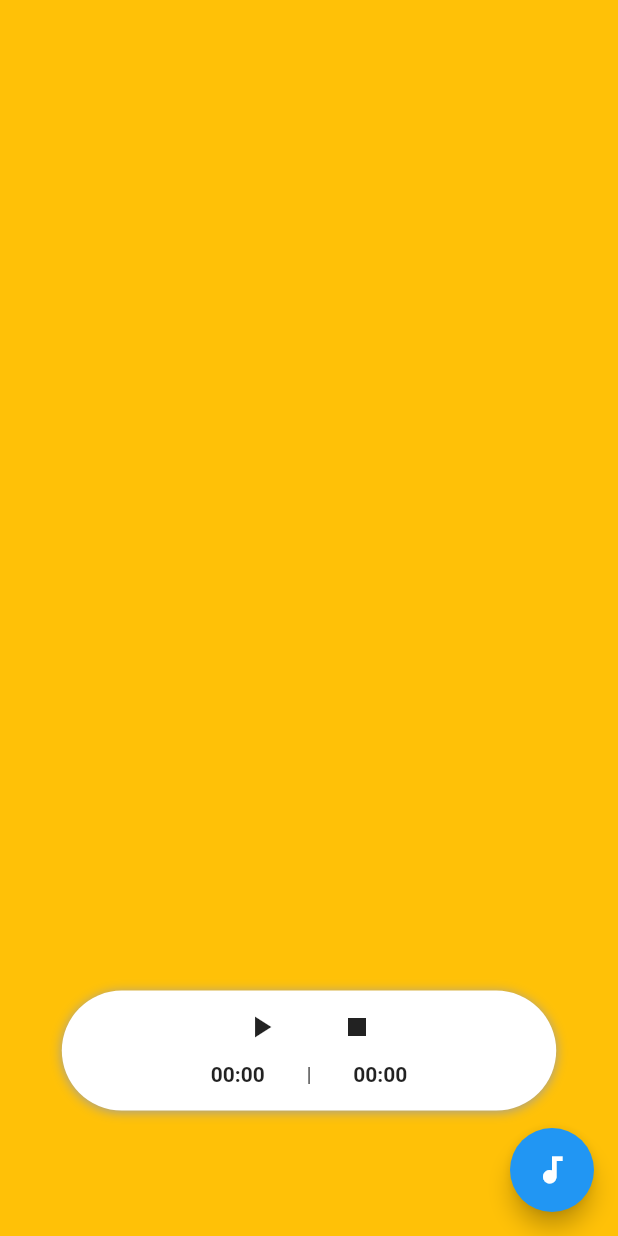
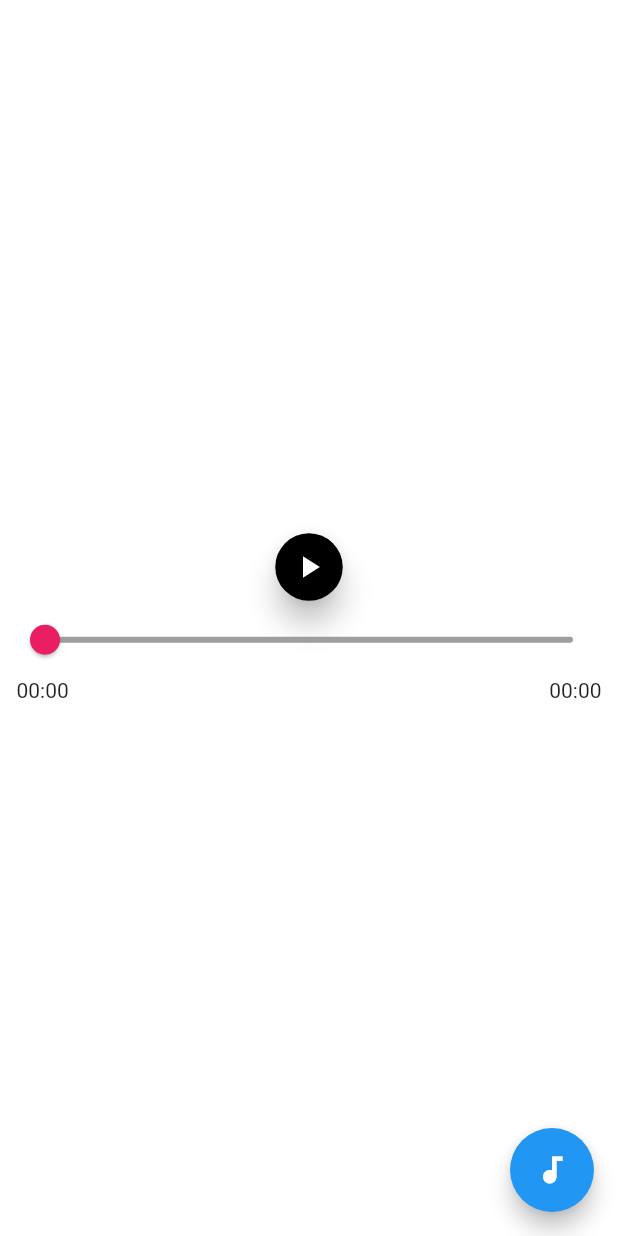
Before and after one commit to DSmnjuntak/audioPlayer, a Flutter app: the screen it shows after launch, on a phone screen of 412 x 824 dp. Run offline on Flutter 3.47's test engine with Material 2 defaults, Android fonts, the phone set to English and light mode, and no system bars; our stand-ins replace audioplayers, file_picker.

```diff
--- a/lib/main.dart
+++ b/lib/main.dart
@@ -1,6 +1,9 @@
+import 'package:audioplayers/audio_cache.dart';
 import 'package:audioplayers/audioplayers.dart';
 import 'package:file_picker/file_picker.dart';
 import 'package:flutter/material.dart';
+
+typedef void OnError(Exception exception);
 
 void main() => runApp(MyApp());
 
@@ -9,10 +12,6 @@ class MyApp extends StatelessWidget {
   Widget build(BuildContext context) {
     return MaterialApp(
       debugShowCheckedModeBanner: false,
-      title: 'Flutter Music Demo',
-      theme: ThemeData(
-        primarySwatch: Colors.blue,
-      ),
       home: HomePage(),
     );
   }
@@ -24,58 +23,125 @@ class HomePage extends StatefulWidget {
 }
 
 class _HomePageState extends State<HomePage> {
-  AudioPlayer _audioPlayer = AudioPlayer();
+  String _duration = "00:00";
+  String _position = "00:00";
+  Duration currentTime = Duration();
+  Duration completeTime = Duration();
+  AudioPlayer _audioPlayer;
+  AudioCache _audioCache;
+  int status = 0;
   bool isPlaying = false;
-  String currentTime = "00:00";
-  String completeTime = "00:00";
 
   @override
   void initState() {
     super.initState();
+    initPlayer();
+  }
+
+  void initPlayer() {
+    _audioPlayer = AudioPlayer();
+    _audioCache = AudioCache(fixedPlayer: _audioPlayer);
 
     _audioPlayer.onAudioPositionChanged.listen((Duration duration) {
       setState(() {
-        currentTime = duration.toString().split(".")[0];
+        _position = duration.toString().split(".")[0];
         });
     });
 
     _audioPlayer.onDurationChanged.listen((Duration duration) {
       setState(() {
-        completeTime = duration.toString().split(".")[0];
+        _duration = duration.toString().split(".")[0];
       });
+    });
+
+    _audioPlayer.durationHandler = (d) => setState(() {
+          completeTime = d;
+        });
+
+    _audioPlayer.positionHandler = (p) => setState(() {
+          currentTime = p;
         });
   }
 
-  @override
-  Widget build(BuildContext context) {
-    return Scaffold(
-      backgroundColor: Colors.amber,
-      body: Center(
+  Widget _tab(List<Widget> children) {
+    return Column(
+      mainAxisAlignment: MainAxisAlignment.center,
+      children: <Widget>[
+        Container(
+          padding: EdgeInsets.all(5.0),
+          child: Column(
+            children: children
+                .map((w) => Container(
+                      child: w,
+                      padding: EdgeInsets.all(1.0),
+                    ))
+                .toList(),
+          ),
+        )
+      ],
+    );
+  }
+
+  Widget _btn(IconData iconData, VoidCallback onPressed) {
+    return ButtonTheme(
       child: Container(
-          width: MediaQuery.of(context).size.width * 0.8,
-          height: 80,
-          margin:
-              EdgeInsets.only(top: MediaQuery.of(context).size.height * 0.7),
-          decoration: BoxDecoration(
-            color: Colors.white,
-            borderRadius: BorderRadius.circular(50),
-            boxShadow: [
-              BoxShadow(
-                color: Colors.grey,
-                offset: Offset(0.0, 1.0), //(x,y)
-                blurRadius: 6.0,
+        width: 45,
+        height: 45,
+        child: RaisedButton(
+          padding: EdgeInsets.all(8),
+          elevation: 8,
+            shape:
+                RoundedRectangleBorder(borderRadius: BorderRadius.circular(25)),
+            child: Icon(iconData),
+            color: Colors.black,
+            textColor: Colors.white,
+            onPressed: onPressed,
+            onLongPress: () {
+              _audioPlayer.stop();
+            },
             ),
+      ),
+    );
+  }
+
+  // Widget onLongPressed(){
+  //     _btn(Icons.stop, () {
+  //       _audioPlayer.stop();
+  //     }),
+  // }
+
+  Widget slider() {
+    return Slider(
+      activeColor: Colors.pink,
+      inactiveColor: Colors.grey,
+      value: currentTime.inSeconds.toDouble(),
+      min: 0.0,
+      max: completeTime.inSeconds.toDouble(),
+      onChanged: (double value) {
+        setState(() {
+          seekToSecond(value.toInt());
+          value = value;
+        });
+      },
+    );
+  }
+
+  Widget timeDuration() {
+    return Padding(
+      padding: EdgeInsets.symmetric(horizontal: 5),
+      child: Row(
+        mainAxisAlignment: MainAxisAlignment.spaceBetween,
+        children: <Widget>[
+          Text("$_position"),
+          Text("$_duration"),
         ],
       ),
-          child: Column(
-            children: <Widget>[
-              Row(
-                mainAxisAlignment: MainAxisAlignment.center,
-                mainAxisSize: MainAxisSize.max,
-                children: <Widget>[
-                  IconButton(
-                    icon: Icon(isPlaying ? Icons.pause : Icons.play_arrow),
-                    onPressed: () {
+    );
+  }
+
+  Widget localAudio() {
+    return _tab([
+      _btn(isPlaying ? Icons.pause : Icons.play_arrow, () {
         if (isPlaying) {
           _audioPlayer.pause();
           setState(() {
@@ -87,46 +153,36 @@ class _HomePageState extends State<HomePage> {
             isPlaying = true;
           });
         }
-                    },
-                  ),
-                  SizedBox(
-                    width: 16,
-                  ),
-                  IconButton(
-                    icon: Icon(Icons.stop),
-                    onPressed: () {
-                      _audioPlayer.stop();
-                      setState(() {
-                        isPlaying = false;
-                      });
-                    },
-                  ),
-                ],
-              ),
-              Row(
-                mainAxisAlignment: MainAxisAlignment.center,
-                mainAxisSize: MainAxisSize.max,
-                children: <Widget>[
-                  Text(
-                    currentTime,
-                    style: TextStyle(fontWeight: FontWeight.w700),
-                  ),
-                  Text("        |        "),
-                  Text(
-                    completeTime,
-                    style: TextStyle(fontWeight: FontWeight.w700),
-                  )
-                ],
-              )
-            ],
-          ),
-        ),
-      ),
+      }),
+      // _btn(Icons.play_arrow, () {
+      //   _audioCache.play('audios/LiSA_-_Gurenge.mp3');
+      // }),
+      slider(),
+      timeDuration(),
+    ]);
+  }
+
+  void seekToSecond(int second) {
+    Duration newDuration = Duration(seconds: second);
+    _audioPlayer.seek(newDuration);
+  }
+
+  @override
+  Widget build(BuildContext context) {
+    return DefaultTabController(
+      length: 1,
+      child: Scaffold(
+        backgroundColor: Colors.white,
+        body: TabBarView(children: <Widget>[
+          localAudio(),
+        ]),
         floatingActionButton: FloatingActionButton(
           child: Icon(Icons.audiotrack),
           onPressed: () async {
-          String filePath = await FilePicker.getFilePath();
-          int status = await _audioPlayer.play(filePath, isLocal: true);
+            String filepath = await FilePicker.getFilePath();
+
+            status = await _audioPlayer.play(filepath, isLocal: true);
+
             if (status == 1) {
               setState(() {
                 isPlaying = true;
@@ -134,6 +190,7 @@ class _HomePageState extends State<HomePage> {
             }
           },
         ),
+      ),
     );
   }
 }
```
Also changed, not shown: 2 other files. Lines whose indentation alone changed are shown as unchanged.
